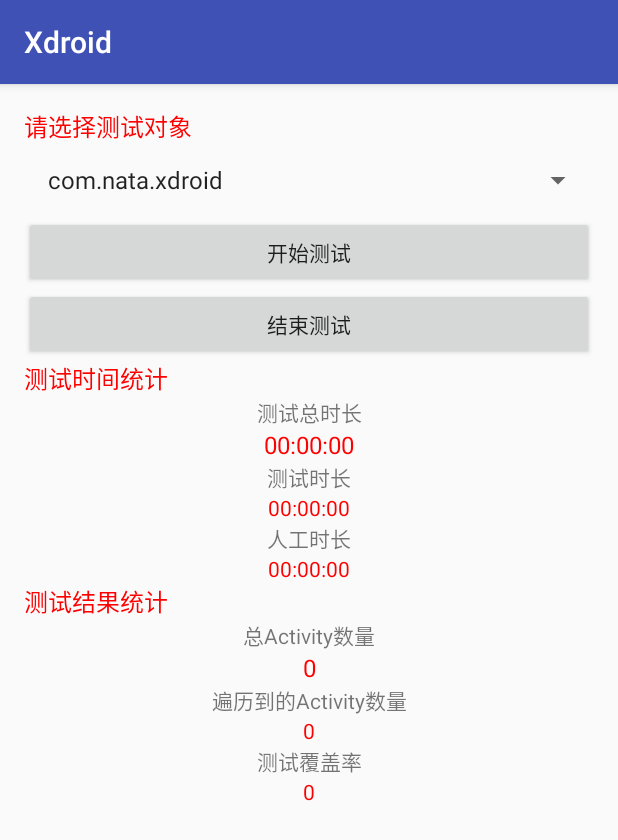
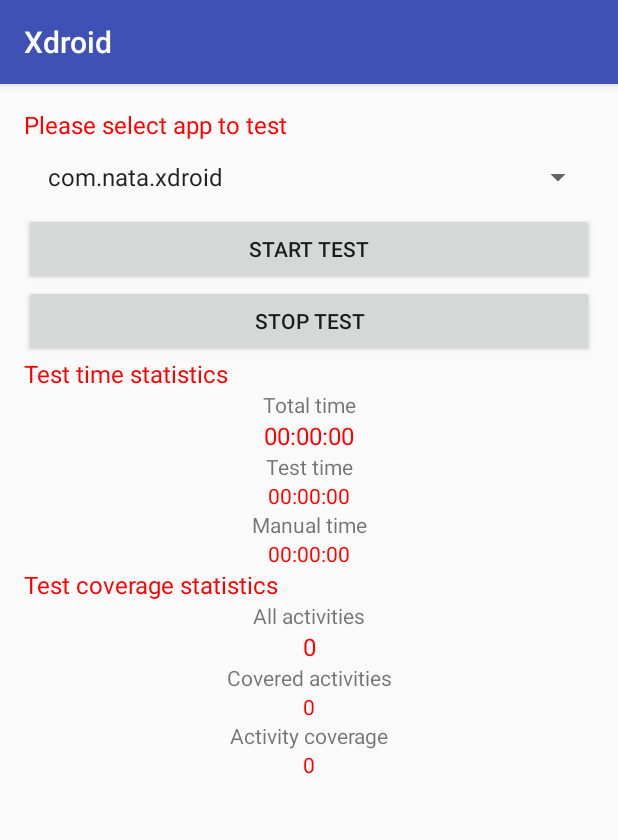
Before and after one commit to icsnju/xdroid, an Android app: the XMonkeyActivity screen opened directly, with no data from a screen before it, on a phone screen of 412 x 824 dp. Shown: the top 840 px of the screen. Run offline under Robolectric (Android 15) with nearby library versions, the light colour scheme and no system bars; libraries missing offline, so code that uses them is left out: de.robv.android.

Commit message:
add Xmonkey hook

```diff
--- a/app/src/main/java/com/nata/xdroid/TestRunner.java
+++ b/app/src/main/java/com/nata/xdroid/Xmonkey.java
@@ -23,7 +23,7 @@ import static com.nata.xdroid.utils.XPreferencesUtils.inTestMode;
  * Created by Calvin on 2016/12/5.
  */
 
-public class TestRunner  extends Thread{
+public class XMonkey extends Thread{
 //    private String LOG_RUNNER = "xdroid";
     private Monkey monkey;
     private boolean active = false;
@@ -41,7 +41,7 @@ public class TestRunner  extends Thread{
 //    private static final long timer_unit =1000;
 //    private int timerStatus = CountDownTimerUtil.PREPARE;
 
-    public TestRunner(Context context) {
+    public XMonkey(Context context) {
         this.context = context;
         this.packageName = context.getPackageName();
         WindowManager wm = (WindowManager)context.getSystemService(Context.WINDOW_SERVICE);
--- a/app/src/main/java/com/nata/xdroid/notifier/ToastNotifier.java
+++ b/app/src/main/java/com/nata/xdroid/notifier/ToastNotifier.java
@@ -11,6 +11,6 @@ import android.widget.Toast;
 public class ToastNotifier {
     private static final String X_DROID = "xdroid:";
     public static void makeToast(Context context, String toast){
-        Toast.makeText(context,X_DROID + context.getPackageName() + " => " + toast,Toast.LENGTH_LONG).show();
+        Toast.makeText(context,X_DROID + toast,Toast.LENGTH_LONG).show();
     }
 }
--- a/app/src/main/res/layout/activity_xmonkey.xml
+++ b/app/src/main/res/layout/activity_xmonkey.xml
@@ -14,7 +14,7 @@
         android:layout_height="wrap_content"
         android:textColor="#ff0000"
         android:textSize="16sp"
-        android:text="请选择测试对象"
+        android:text="@string/select"
         />
 
     <Spinner
@@ -39,14 +39,14 @@
         android:layout_height="wrap_content"
         android:textColor="#ff0000"
         android:textSize="16sp"
-        android:text="测试时间统计"
+        android:text="@string/test_time"
         />
 
     <TextView
         android:layout_width="match_parent"
         android:layout_height="wrap_content"
         android:gravity="center"
-        android:text="测试总时长" />
+        android:text="@string/test_time_total" />
 
     <TextView
         android:id="@+id/tv_time"
@@ -60,7 +60,7 @@
         android:layout_width="match_parent"
         android:layout_height="wrap_content"
         android:gravity="center"
-        android:text="测试时长" />
+        android:text="@string/test_time_test" />
 
     <TextView
         android:id="@+id/textView_test"
@@ -74,7 +74,7 @@
         android:layout_width="match_parent"
         android:layout_height="wrap_content"
         android:gravity="center"
-        android:text="人工时长" />
+        android:text="@string/test_time_manual" />
 
     <TextView
         android:id="@+id/textView_manual"
@@ -89,14 +89,14 @@
         android:layout_height="wrap_content"
         android:textColor="#ff0000"
         android:textSize="16sp"
-        android:text="测试结果统计"
+        android:text="@string/test_coverage_statistics"
         />
 
     <TextView
         android:layout_width="match_parent"
         android:layout_height="wrap_content"
         android:gravity="center"
-        android:text="总Activity数量" />
+        android:text="@string/all_activity" />
 
     <TextView
         android:id="@+id/tv_act"
@@ -112,7 +112,7 @@
         android:layout_width="match_parent"
         android:layout_height="wrap_content"
         android:gravity="center"
-        android:text="遍历到的Activity数量" />
+        android:text="@string/covered_activity" />
 
     <TextView
         android:id="@+id/tv_cov_act"
@@ -126,7 +126,7 @@
         android:layout_width="match_parent"
         android:layout_height="wrap_content"
         android:gravity="center"
-        android:text="测试覆盖率" />
+        android:text="@string/activity_coverage" />
 
     <TextView
         android:id="@+id/tv_cov"
--- a/app/src/main/res/values/strings.xml
+++ b/app/src/main/res/values/strings.xml
@@ -1,19 +1,30 @@
 <resources>
     <string name="app_name">Xdroid</string>
     <string name="title_activity_main">Xdroid</string>
-    <string name="test_mode">测试模式</string>
-    <string name="setting">设置</string>
-    <string name="open">开启依赖注入与自动测试</string>
-    <string name="menu">菜单</string>
-    <string name="crash">崩溃报告</string>
+    <string name="test_mode">Test mode</string>
+    <string name="setting">Config</string>
+    <string name="injection">Enable Injection</string>
+    <string name="xmonkey">Enable XMonkey</string>
+    <string name="gps">Enable GPS fake</string>
+    <string name="menu">Menu</string>
+    <string name="crash">Bug reports</string>
     <string name="userdata">用户数据</string>
-    <string name="test">Xmonkey测试</string>
+    <string name="test">Xmonkey</string>
     <string name="broadcast">系统广播</string>
-    <string name="start">开始测试</string>
-    <string name="stop">结束测试</string>
-    <string name="pause">暂停测试</string>
-    <string name="resume">继续测试</string>
+    <string name="start">Start test</string>
+    <string name="stop">Stop test</string>
+    <string name="pause">Pause test</string>
+    <string name="resume">Continue test</string>
     <string name="coverage">Activity覆盖率统计</string>
     <string name="clear_coverage">清除覆盖率</string>
-    <string name="input">自动输入</string>
+    <string name="test_time">Test time statistics</string>
+    <string name="test_time_total">Total time</string>
+    <string name="test_time_test">Test time</string>
+    <string name="test_time_manual">Manual time</string>
+    <string name="test_coverage_statistics">Test coverage statistics</string>
+    <string name="input">Auto input</string>
+    <string name="select">Please select app to test</string>
+    <string name="all_activity">All activities</string>
+    <string name="covered_activity">Covered activities</string>
+    <string name="activity_coverage">Activity coverage</string>
 </resources>
```
Also changed, not shown: app/src/main/java/com/nata/xdroid/Main.java (+14 -7 lines), app/src/main/java/com/nata/xdroid/hooks/ActivityHook.java (+2 -18 lines), app/src/main/java/com/nata/xdroid/hooks/LocationHook.java (+26 -20 lines), app/src/main/java/com/nata/xdroid/hooks/XMonkeyHook.java (added, +50 -0 lines), app/src/main/java/com/nata/xdroid/utils/XPreferencesUtils.java (+12 -2 lines), app/src/main/res/xml/pref_setting.xml (+12 -2 lines).
